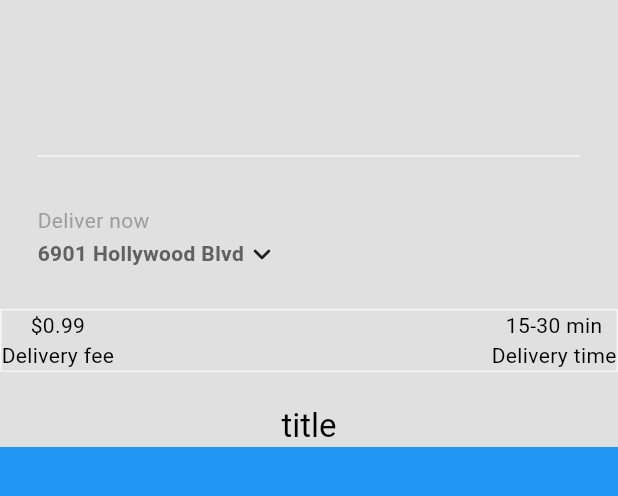
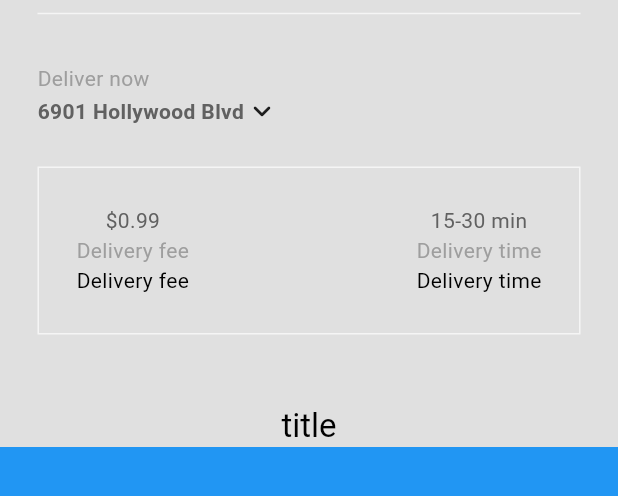
Before and after one commit to nahidularafat/Food_delivery_application_flutter, a Flutter app: the HomePage screen opened directly, on a phone screen of 412 x 824 dp, the part 63-559 px from its top. Run offline on Flutter 3.47's test engine with Material 3 defaults, Android fonts, the phone set to English and light mode, and no system bars.

Commit message:
Your message here

```diff
--- a/lib/components/my_description_box.dart
+++ b/lib/components/my_description_box.dart
@@ -5,34 +5,42 @@ class MyDescriptionBox extends StatelessWidget {
 
   @override
   Widget build(BuildContext context) {
-
     // textStyle
-
+    var myPrimaryTextStyle = TextStyle(
+      color: Theme.of(context).colorScheme.inversePrimary,
+    );
+    var mySecondaryTextStyle = TextStyle(
+      color: Theme.of(context).colorScheme.primary,
+    );
 
     return Container(
       decoration: BoxDecoration(
         border: Border.all(color: Theme.of(context).colorScheme.secondary),
-      ), // BoxDecoration
+      ),
+      padding: const EdgeInsets.all(25),
+      margin: const EdgeInsets.only(left: 25, right: 25, bottom: 25),
       child: Row(
         mainAxisAlignment: MainAxisAlignment.spaceBetween,
         children: [
           // delivery_fee
           Column(
             children: [
-              Text('\$0.99'),
+              Text('\$0.99', style: myPrimaryTextStyle),
+              Text('Delivery fee', style: mySecondaryTextStyle),
               Text('Delivery fee'),
             ],
-          ), // Column
+          ),
 
           // delivery_time
           Column(
             children: [
-              Text('15-30 min'),
+              Text('15-30 min', style: myPrimaryTextStyle),
+              Text('Delivery time', style: mySecondaryTextStyle),
               Text('Delivery time'),
             ],
-          ), // Column
+          ),
         ],
-      ), // Row
-    ); // Container
+      ),
+    );
   }
 }
```
